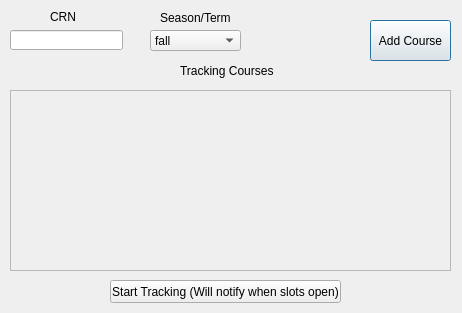
This is src/qtWin.ui in JIceberg/grouch as Qt 5 draws it before an edit. The edited form follows.
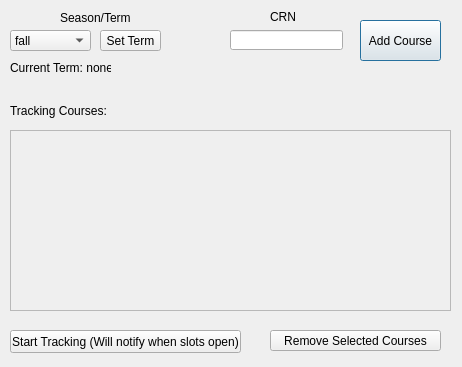
This is the edited form.

Commit message: cleaned up code, added remove course capability, can now set term

```diff
--- a/src/qtWin.ui
+++ b/src/qtWin.ui
@@ -7,7 +7,7 @@
     <x>0</x>
     <y>0</y>
     <width>462</width>
-    <height>313</height>
+    <height>367</height>
    </rect>
   </property>
   <property name="windowTitle">
@@ -16,7 +16,7 @@
   <widget class="QPushButton" name="addCourse">
    <property name="geometry">
     <rect>
-     <x>370</x>
+     <x>360</x>
      <y>20</y>
      <width>81</width>
      <height>41</height>
@@ -30,7 +30,7 @@
    <property name="geometry">
     <rect>
      <x>10</x>
-     <y>90</y>
+     <y>130</y>
      <width>441</width>
      <height>181</height>
     </rect>
@@ -52,21 +52,21 @@
   <widget class="QLabel" name="scrollLabel">
    <property name="geometry">
     <rect>
-     <x>180</x>
-     <y>60</y>
+     <x>10</x>
+     <y>100</y>
      <width>121</width>
      <height>21</height>
     </rect>
    </property>
    <property name="text">
-    <string>Tracking Courses</string>
+    <string>Tracking Courses:</string>
    </property>
   </widget>
   <widget class="QPushButton" name="startTracking">
    <property name="geometry">
     <rect>
-     <x>110</x>
-     <y>280</y>
+     <x>10</x>
+     <y>330</y>
      <width>231</width>
      <height>23</height>
     </rect>
@@ -78,9 +78,9 @@
   <widget class="QComboBox" name="term">
    <property name="geometry">
     <rect>
-     <x>150</x>
+     <x>10</x>
      <y>30</y>
-     <width>91</width>
+     <width>81</width>
      <height>21</height>
     </rect>
    </property>
@@ -138,7 +138,7 @@
   <widget class="QLabel" name="label">
    <property name="geometry">
     <rect>
-     <x>160</x>
+     <x>60</x>
      <y>10</y>
      <width>121</width>
      <height>16</height>
@@ -151,7 +151,7 @@
   <widget class="QLineEdit" name="CRN">
    <property name="geometry">
     <rect>
-     <x>10</x>
+     <x>230</x>
      <y>30</y>
      <width>113</width>
      <height>20</height>
@@ -161,7 +161,7 @@
   <widget class="QLabel" name="label_3">
    <property name="geometry">
     <rect>
-     <x>50</x>
+     <x>270</x>
      <y>10</y>
      <width>47</width>
      <height>13</height>
@@ -171,6 +171,45 @@
     <string>CRN</string>
    </property>
   </widget>
+  <widget class="QPushButton" name="setTerm">
+   <property name="geometry">
+    <rect>
+     <x>100</x>
+     <y>30</y>
+     <width>61</width>
+     <height>21</height>
+    </rect>
+   </property>
+   <property name="text">
+    <string>Set Term</string>
+   </property>
+  </widget>
+  <widget class="QLabel" name="curTerm">
+   <property name="geometry">
+    <rect>
+     <x>10</x>
+     <y>60</y>
+     <width>101</width>
+     <height>16</height>
+    </rect>
+   </property>
+   <property name="text">
+    <string>Current Term: none</string>
+   </property>
+  </widget>
+  <widget class="QPushButton" name="delCourse">
+   <property name="geometry">
+    <rect>
+     <x>270</x>
+     <y>330</y>
+     <width>171</width>
+     <height>21</height>
+    </rect>
+   </property>
+   <property name="text">
+    <string>Remove Selected Courses</string>
+   </property>
+  </widget>
  </widget>
  <resources/>
  <connections/>
```
Left out of the diff: 35 changed lines with no effect on the pictures. The commit also changes 1 other file.
